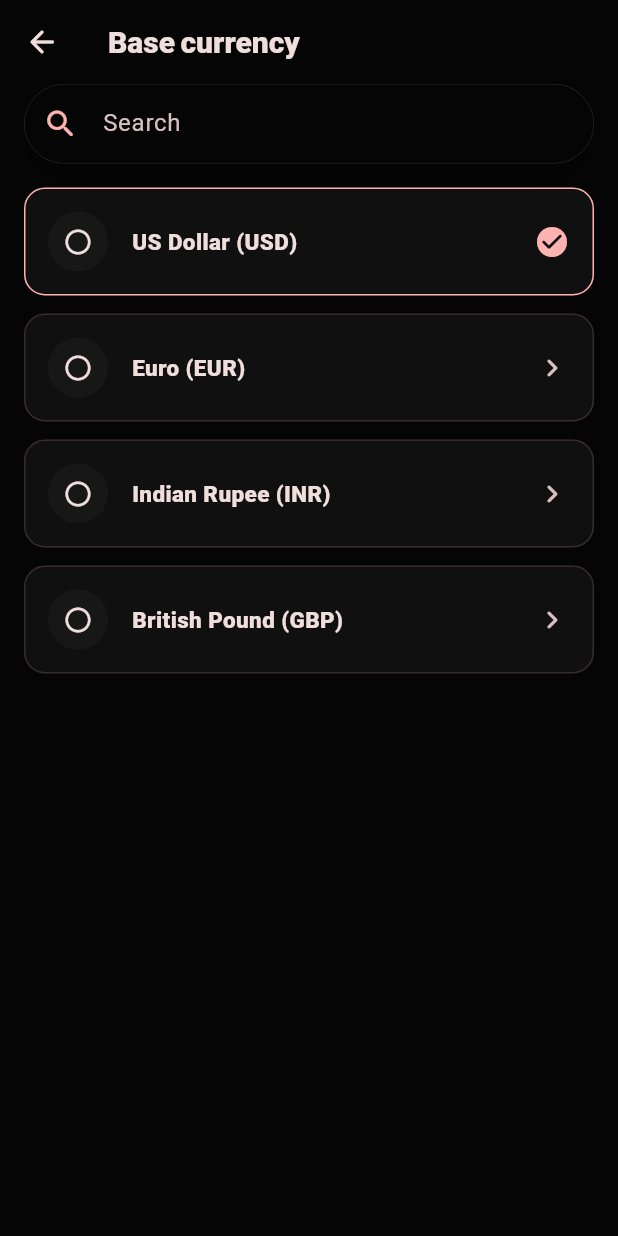
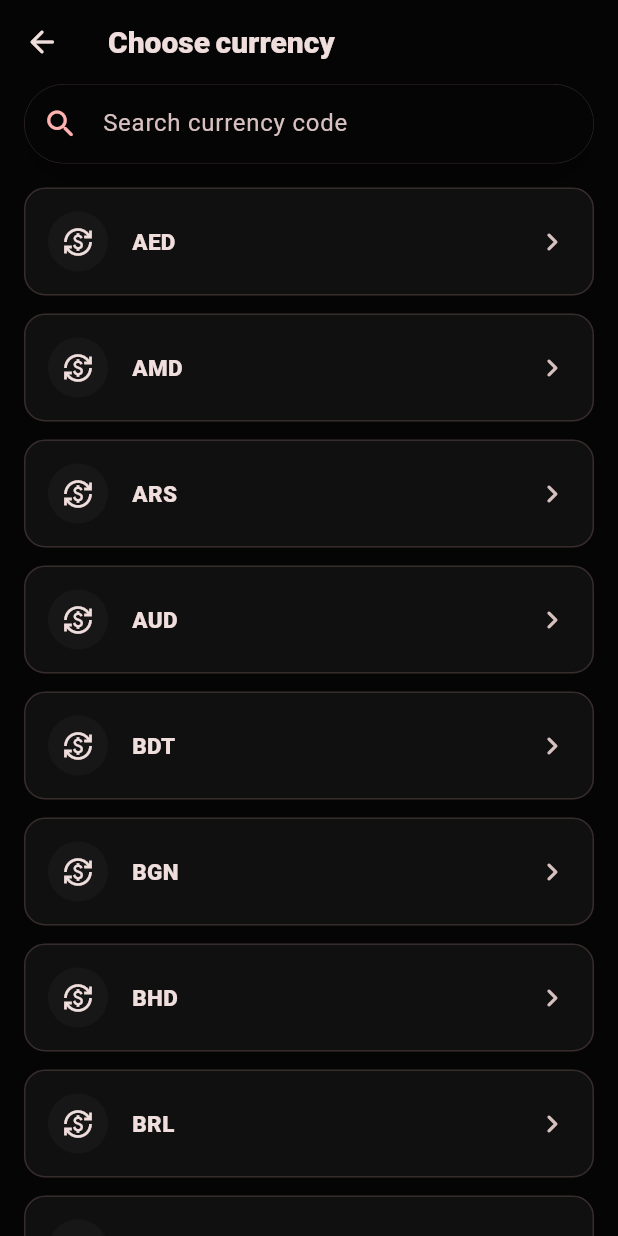
Before and after one commit to joelpjoji-mns/1wallet, a Flutter app: the OnboardingScreen screen opened by its route, after a tap on "USD", on a phone screen of 412 x 824 dp. Run offline on Flutter 3.47's test engine with Material 3 defaults, Android fonts, the light colour scheme and no system bars; drawn by our look-alikes of dynamic_color; our stand-ins replace cloud_firestore, dio, file_picker, firebase_auth, firebase_core, fl_chart and 13 more; missing offline and left inert: encrypt, google_mlkit_text_recognition; accounts and stored records are empty; statements that could not run were skipped.

Commit message:
Use centralized currency picker in onboarding

```diff
--- a/lib/src/features/onboarding/onboarding_screen.dart
+++ b/lib/src/features/onboarding/onboarding_screen.dart
@@ -10,7 +10,7 @@ import 'onboarding_controller.dart';
 import 'package:firebase_auth/firebase_auth.dart' as firebase_auth;
 import 'package:uuid/uuid.dart';
 import '../../data/ledger_providers.dart';
-
+import '../../widgets/currency_picker.dart';
 class _AccountDraft {
   String name;
   String type;
@@ -66,7 +66,7 @@ class _OnboardingScreenState extends ConsumerState<OnboardingScreen> {
     _currentDraft = _AccountDraft(
       name: '',
       type: 'checking',
-      currency: kDefaultCurrency,
+      currency: _baseCurrency,
       color: Colors.blueAccent,
       opening: '',
       icon: Icons.account_balance_rounded,
@@ -213,15 +213,9 @@ class _OnboardingScreenState extends ConsumerState<OnboardingScreen> {
                   tileColor: Theme.of(context).colorScheme.surface.withValues(alpha: 0.5),
                   shape: RoundedRectangleBorder(borderRadius: BorderRadius.circular(12)),
                   onTap: () async {
-                    final curr = await showFullScreenPicker<String>(
+                    final curr = await showCurrencyPicker(
                       context: context,
-                      title: 'Base currency',
-                      options: [
-                        const PickerOption(value: 'USD', title: 'US Dollar (USD)'),
-                        const PickerOption(value: 'EUR', title: 'Euro (EUR)'),
-                        const PickerOption(value: 'INR', title: 'Indian Rupee (INR)'),
-                        const PickerOption(value: 'GBP', title: 'British Pound (GBP)'),
-                      ],
+                      state: ref.read(ledgerProvider),
                       selectedValue: _baseCurrency,
                     );
                     if (curr != null) setState(() => _baseCurrency = curr);
```
